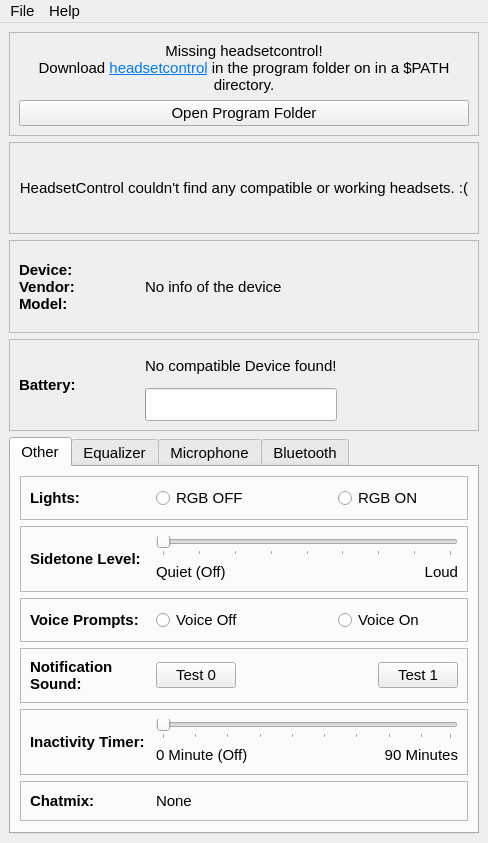
Before: the Qt Designer form src/UI/mainwindow.ui in HeadsetControl-GUI/HeadsetControl-GUI, drawn with Qt 5.
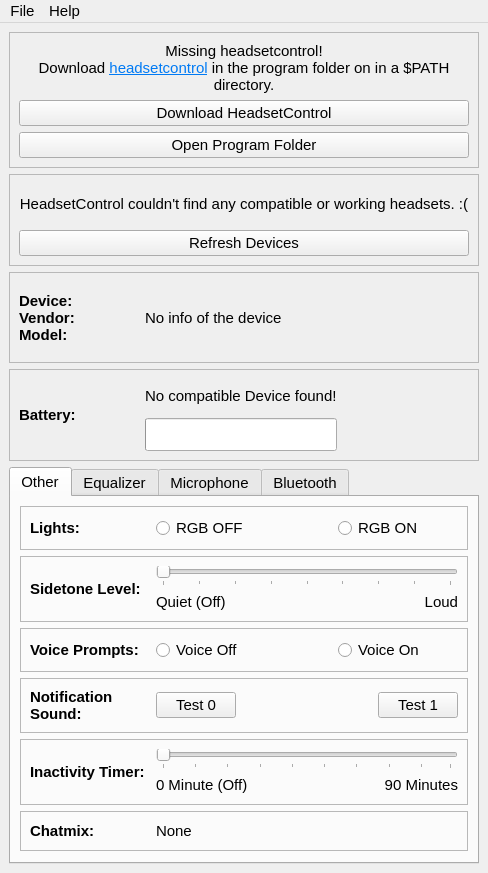
After: the same form once the commit is applied. Icons and pictures are not drawn.

Commit message: Add download and refresh buttons to MainWindow for headset control updates

```diff
--- a/src/UI/mainwindow.ui
+++ b/src/UI/mainwindow.ui
@@ -7,7 +7,7 @@
     <x>0</x>
     <y>0</y>
     <width>488</width>
-    <height>843</height>
+    <height>873</height>
    </rect>
   </property>
   <property name="sizePolicy">
@@ -88,7 +88,20 @@
         </widget>
        </item>
        <item>
-        <layout class="QHBoxLayout" name="horizontalLayout_26">
+        <layout class="QVBoxLayout" name="verticalLayout_10">
+         <item>
+          <widget class="QPushButton" name="downloadHeadsetControlPushButton">
+           <property name="sizePolicy">
+            <sizepolicy hsizetype="Minimum" vsizetype="Fixed">
+             <horstretch>0</horstretch>
+             <verstretch>0</verstretch>
+            </sizepolicy>
+           </property>
+           <property name="text">
+            <string>Download HeadsetControl</string>
+           </property>
+          </widget>
+         </item>
          <item>
           <widget class="QPushButton" name="openfolderPushButton">
            <property name="sizePolicy">
@@ -124,7 +137,7 @@
       <property name="frameShadow">
        <enum>QFrame::Shadow::Raised</enum>
       </property>
-      <layout class="QHBoxLayout" name="horizontalLayout_19">
+      <layout class="QVBoxLayout" name="verticalLayout_notSupported">
        <item>
         <widget class="QLabel" name="notSupportedLabel">
          <property name="sizePolicy">
@@ -156,6 +169,17 @@
          </property>
         </widget>
        </item>
+       <item>
+        <layout class="QHBoxLayout" name="horizontalLayout_refresh">
+         <item>
+          <widget class="QPushButton" name="refreshPushButton">
+           <property name="text">
+            <string>Refresh Devices</string>
+           </property>
+          </widget>
+         </item>
+        </layout>
+       </item>
       </layout>
      </widget>
     </item>
```
Left out of the diff: 2 changed lines with no effect on the pictures. The commit also changes 1 other file.
